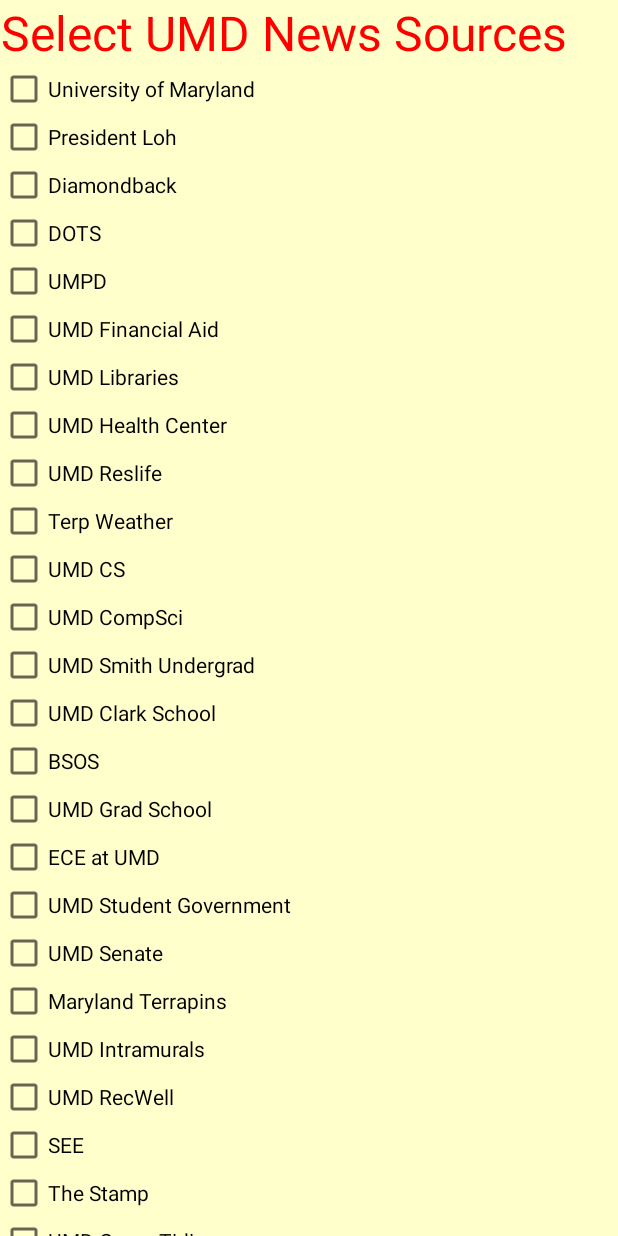
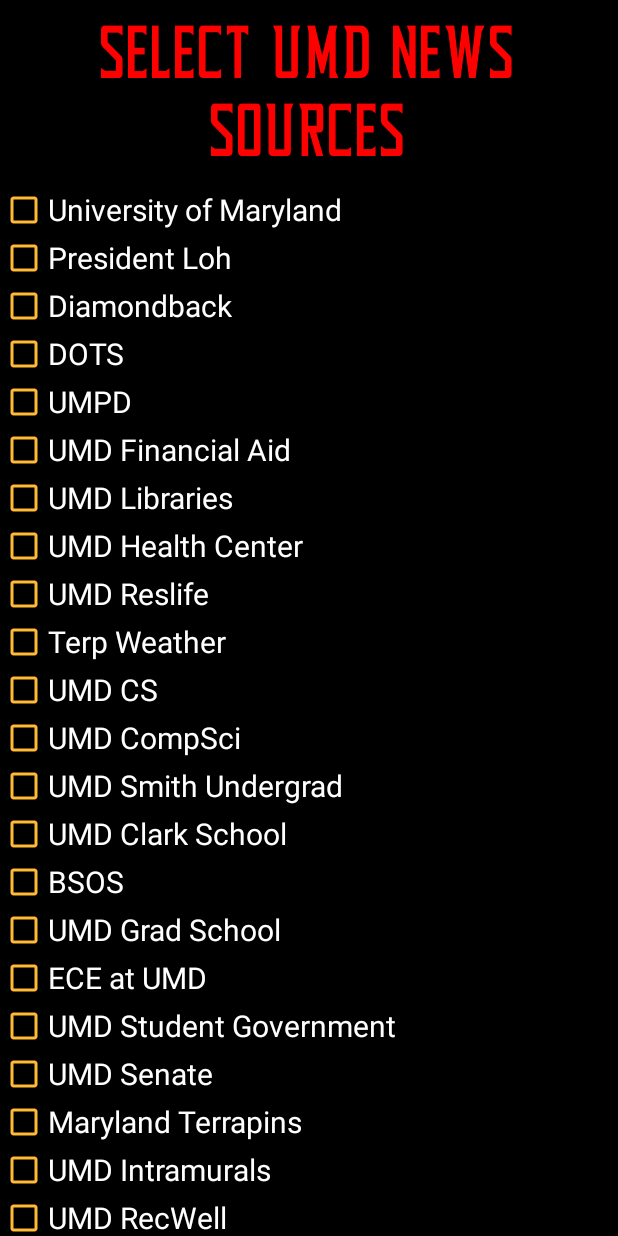
Before and after one commit to pprakash7/TerpTweet, an Android app: the screen it shows after launch (IntroScreen), on a phone screen of 412 x 824 dp. Run offline under Robolectric (Android 15) with nearby library versions, the phone set to English and light mode, and no system bars.

Commit message:
changed colors for account selection screen

```diff
--- a/app/src/main/java/com/example/cmsc436/exampletabs/IntroScreen.java
+++ b/app/src/main/java/com/example/cmsc436/exampletabs/IntroScreen.java
@@ -8,10 +8,12 @@ import android.app.Activity;
 import android.content.Context;
 import android.content.Intent;
 import android.content.SharedPreferences;
+import android.graphics.Typeface;
 import android.os.Bundle;
 import android.view.View;
 import android.widget.Button;
 import android.widget.CheckBox;
+import android.widget.TextView;
 
 public class IntroScreen extends Activity {
 
@@ -26,6 +28,10 @@ public class IntroScreen extends Activity {
         super.onCreate(savedInstanceState);
         setContentView(R.layout.activity_intro);
         sharedPref = getPreferences(Context.MODE_PRIVATE);
+
+        TextView tx = (TextView)findViewById(R.id.textView2);
+        Typeface custom_font = Typeface.createFromAsset(getAssets(),  "fonts/UATerrafont.ttf");
+        tx.setTypeface(custom_font);
 
         Button doneButton = (Button) findViewById(R.id.button2);
         umd = (CheckBox) findViewById(R.id.checkBox);
--- a/app/src/main/res/layout/activity_intro.xml
+++ b/app/src/main/res/layout/activity_intro.xml
@@ -6,39 +6,49 @@
 <LinearLayout xmlns:android="http://schemas.android.com/apk/res/android"
     android:orientation="vertical" android:layout_width="match_parent"
     android:layout_height="match_parent"
-    android:background="#ffffcc">
+    android:background="#000000">
 
 
     <TextView
         android:layout_width="wrap_content"
         android:layout_height="wrap_content"
-        android:textAppearance="?android:attr/textAppearanceMedium"
+        android:paddingBottom="10dp"
+        android:paddingTop="10dp"
         android:text="Select UMD News Sources"
         android:textColor="#ff0000"
         android:id="@+id/textView2"
         android:textAlignment="center"
-        android:textSize="32sp"/>
+        android:textSize="50sp"/>
 
     <CheckBox
         android:layout_width="wrap_content"
         android:layout_height="wrap_content"
         android:text="University of Maryland"
         android:id="@+id/checkBox"
-        android:checked="false" />
+        android:checked="false"
+        android:textColor="#FFFFFF"
+        android:textSize="20sp"
+        android:buttonTint="@color/colorAccent"/>
 
     <CheckBox
         android:layout_width="wrap_content"
         android:layout_height="wrap_content"
         android:text="President Loh"
         android:id="@+id/checkBox3"
-        android:checked="false" />
+        android:checked="false"
+        android:textColor="#FFFFFF"
+        android:textSize="20sp"
+        android:buttonTint="@color/colorAccent"/>
 
     <CheckBox
         android:layout_width="wrap_content"
         android:layout_height="wrap_content"
         android:text="Diamondback"
         android:id="@+id/checkBox2"
-        android:checked="false" />
+        android:checked="false"
+        android:textColor="#FFFFFF"
+        android:textSize="20sp"
+        android:buttonTint="@color/colorAccent"/>
 
 
     <CheckBox
@@ -46,21 +56,30 @@
         android:layout_height="wrap_content"
         android:text="DOTS"
         android:id="@+id/checkBox4"
-        android:checked="false" />
+        android:checked="false"
+        android:textColor="#FFFFFF"
+        android:textSize="20sp"
+        android:buttonTint="@color/colorAccent"/>
 
     <CheckBox
         android:layout_width="wrap_content"
         android:layout_height="wrap_content"
         android:text="UMPD"
         android:id="@+id/checkBox7"
-        android:checked="false" />
+        android:checked="false"
+        android:textColor="#FFFFFF"
+        android:textSize="20sp"
+        android:buttonTint="@color/colorAccent"/>
 
     <CheckBox
         android:layout_width="wrap_content"
         android:layout_height="wrap_content"
         android:text="UMD Financial Aid"
         android:id="@+id/checkBox20"
-        android:checked="false" />
+        android:checked="false"
+        android:textColor="#FFFFFF"
+        android:textSize="20sp"
+        android:buttonTint="@color/colorAccent"/>
 
 
     <CheckBox
@@ -68,91 +87,130 @@
         android:layout_height="wrap_content"
         android:text="UMD Libraries"
         android:id="@+id/checkBox9"
-        android:checked="false" />
+        android:checked="false"
+        android:textColor="#FFFFFF"
+        android:textSize="20sp"
+        android:buttonTint="@color/colorAccent"/>
 
     <CheckBox
         android:layout_width="wrap_content"
         android:layout_height="wrap_content"
         android:text="UMD Health Center"
         android:id="@+id/checkBox16"
-        android:checked="false" />
+        android:checked="false"
+        android:textColor="#FFFFFF"
+        android:textSize="20sp"
+        android:buttonTint="@color/colorAccent"/>
 
     <CheckBox
         android:layout_width="wrap_content"
         android:layout_height="wrap_content"
         android:text="UMD Reslife"
         android:id="@+id/checkBox17"
-        android:checked="false" />
+        android:checked="false"
+        android:textColor="#FFFFFF"
+        android:textSize="20sp"
+        android:buttonTint="@color/colorAccent"/>
 
     <CheckBox
         android:layout_width="wrap_content"
         android:layout_height="wrap_content"
         android:text="Terp Weather"
         android:id="@+id/checkBox27"
-        android:checked="false" />
+        android:checked="false"
+        android:textColor="#FFFFFF"
+        android:textSize="20sp"
+        android:buttonTint="@color/colorAccent"/>
 
     <CheckBox
         android:layout_width="wrap_content"
         android:layout_height="wrap_content"
         android:text="UMD CS"
         android:id="@+id/checkBox5"
-        android:checked="false" />
+        android:checked="false"
+        android:textColor="#FFFFFF"
+        android:textSize="20sp"
+        android:buttonTint="@color/colorAccent"/>
 
     <CheckBox
         android:layout_width="wrap_content"
         android:layout_height="wrap_content"
         android:text="UMD CompSci"
         android:id="@+id/checkBox22"
-        android:checked="false" />
+        android:checked="false"
+        android:textColor="#FFFFFF"
+        android:textSize="20sp"
+        android:buttonTint="@color/colorAccent"/>
 
     <CheckBox
         android:layout_width="wrap_content"
         android:layout_height="wrap_content"
         android:text="UMD Smith Undergrad"
         android:id="@+id/checkBox23"
-        android:checked="false" />
+        android:checked="false"
+        android:textColor="#FFFFFF"
+        android:textSize="20sp"
+        android:buttonTint="@color/colorAccent"/>
 
     <CheckBox
         android:layout_width="wrap_content"
         android:layout_height="wrap_content"
         android:text="UMD Clark School"
         android:id="@+id/checkBox25"
-        android:checked="false" />
+        android:checked="false"
+        android:textColor="#FFFFFF"
+        android:textSize="20sp"
+        android:buttonTint="@color/colorAccent"/>
 
     <CheckBox
         android:layout_width="wrap_content"
         android:layout_height="wrap_content"
         android:text="BSOS"
         android:id="@+id/checkBox12"
-        android:checked="false" />
+        android:checked="false"
+        android:textColor="#FFFFFF"
+        android:textSize="20sp"
+        android:buttonTint="@color/colorAccent"/>
 
     <CheckBox
         android:layout_width="wrap_content"
         android:layout_height="wrap_content"
         android:text="UMD Grad School"
         android:id="@+id/checkBox14"
-        android:checked="false" />
+        android:checked="false"
+        android:textColor="#FFFFFF"
+        android:textSize="20sp"
+        android:buttonTint="@color/colorAccent"/>
 
     <CheckBox
         android:layout_width="wrap_content"
         android:layout_height="wrap_content"
         android:text="ECE at UMD"
         android:id="@+id/checkBox18"
-        android:checked="false" />
+        android:checked="false"
+        android:textColor="#FFFFFF"
+        android:textSize="20sp"
+        android:buttonTint="@color/colorAccent"/>
 
     <CheckBox
         android:layout_width="wrap_content"
         android:layout_height="wrap_content"
         android:text="UMD Student Government"
         android:id="@+id/checkBox15"
-        android:checked="false" />
+        android:checked="false"
+        android:textColor="#FFFFFF"
+        android:textSize="20sp"
+        android:buttonTint="@color/colorAccent"/>
 
     <CheckBox
         android:layout_width="wrap_content"
         android:layout_height="wrap_content"
         android:text="UMD Senate"
         android:id="@+id/checkBox26"
-        android:checked="false" />
+        android:checked="false"
+        android:textColor="#FFFFFF"
+        android:textSize="20sp"
+        android:buttonTint="@color/colorAccent"/>
 
 
     <CheckBox
@@ -160,50 +218,72 @@
         android:layout_height="wrap_content"
         android:text="Maryland Terrapins"
         android:id="@+id/checkBox8"
-        android:checked="false" />
+        android:checked="false"
+        android:textColor="#FFFFFF"
+        android:textSize="20sp"
+        android:buttonTint="@color/colorAccent"/>
 
     <CheckBox
         android:layout_width="wrap_content"
         android:layout_height="wrap_content"
         android:text="UMD Intramurals"
         android:id="@+id/checkBox21"
-        android:checked="false" />
+        android:checked="false"
+        android:textColor="#FFFFFF"
+        android:textSize="20sp"
+        android:buttonTint="@color/colorAccent"/>
 
     <CheckBox
         android:layout_width="wrap_content"
         android:layout_height="wrap_content"
         android:text="UMD RecWell"
         android:id="@+id/checkBox19"
-        android:checked="false" />
+        android:checked="false"
+        android:textColor="#FFFFFF"
+        android:textSize="20sp"
+        android:buttonTint="@color/colorAccent"/>
 
     <CheckBox
         android:layout_width="wrap_content"
         android:layout_height="wrap_content"
         android:text="SEE"
         android:id="@+id/checkBox10"
-        android:checked="false" />
+        android:checked="false"
+        android:textColor="#FFFFFF"
+        android:textSize="20sp"
+        android:buttonTint="@color/colorAccent"/>
 
     <CheckBox
         android:layout_width="wrap_content"
         android:layout_height="wrap_content"
         android:text="The Stamp"
         android:id="@+id/checkBox13"
-        android:checked="false" />
+        android:checked="false"
+        android:textColor="#FFFFFF"
+        android:textSize="20sp"
+        android:buttonTint="@color/colorAccent"/>
 
     <CheckBox
         android:layout_width="wrap_content"
         android:layout_height="wrap_content"
         android:text="UMD Green Tidings"
         android:id="@+id/checkBox11"
-        android:checked="false" />
+        android:checked="false"
+        android:textColor="#FFFFFF"
+        android:textSize="20sp"
+        android:buttonTint="@color/colorAccent"/>
 
 
     <CheckBox
         android:layout_width="wrap_content"
         android:layout_height="wrap_content"
+        android:paddingBottom="10dp"
         android:text="Hungry UMD Terps"
         android:id="@+id/checkBox24"
-        android:checked="false" />
+        android:checked="false"
+        android:textColor="#FFFFFF"
+        android:textSize="20sp"
+        android:buttonTint="@color/colorAccent"/>
 
 
     <Button
@@ -211,7 +291,8 @@
         android:layout_height="wrap_content"
         android:text="DONE"
         android:id="@+id/button2"
-        android:layout_gravity="center_horizontal" />
+        android:layout_gravity="center_horizontal"
+        android:background="@color/colorAccent" />
 
 </LinearLayout>
 </ScrollView>
```
